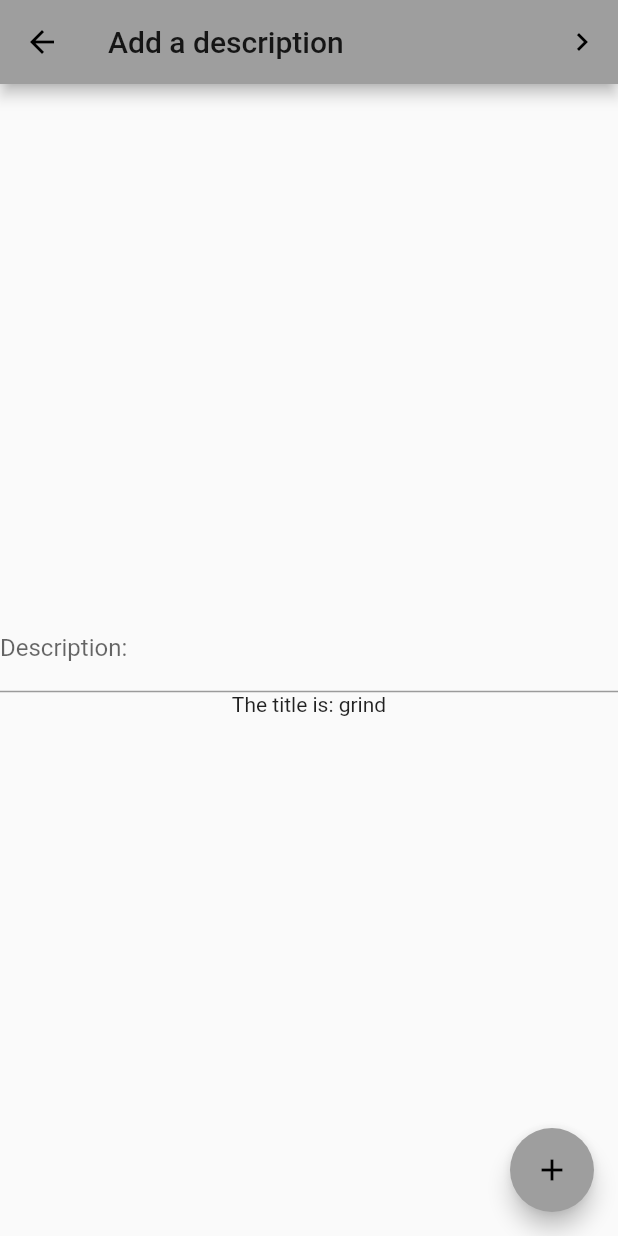
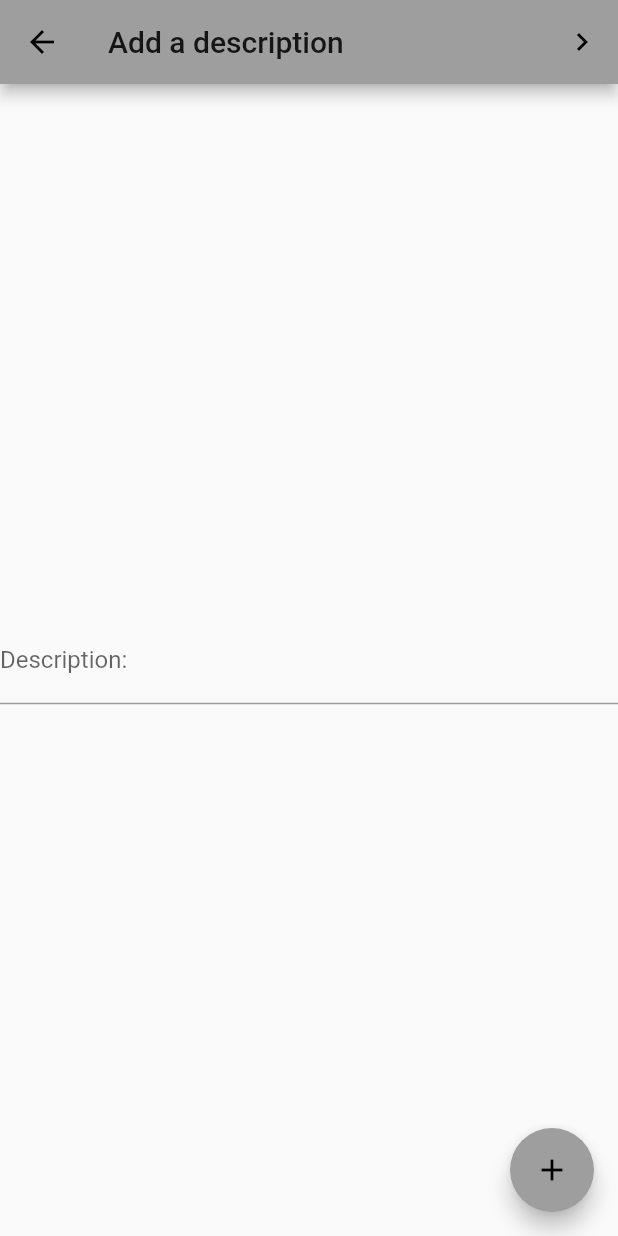
Before and after one commit to charnon1/commit_to_self_flutter, a Flutter app: the TaskTitle screen opened directly, after a tap on the "add" icon, on a phone screen of 412 x 824 dp. Run offline on Flutter 3.47's test engine with Material 2 defaults, Android fonts, the phone set to English and light mode, and no system bars.

Commit message:
task passing correctly all the way through

```diff
--- a/lib/task.dart
+++ b/lib/task.dart
@@ -26,6 +26,15 @@ class Task{
     _amount = amount;
   }
 
+    String get title {
+    return _title;
+  }
+
+  String get description {
+    return _description;
+  }
+
+
 
 
 }
--- a/lib/taskduedate.dart
+++ b/lib/taskduedate.dart
@@ -1,12 +1,20 @@
 import 'package:flutter/material.dart';
+import "./task.dart";
 
 import "./taskAmount.dart";
 class TaskDueDate extends StatelessWidget {
 
-  String title= "";
+  Task newTask = new Task("","","",0);
 
-  TaskDueDate(String title){
-    this.title = title;
+  TaskDueDate(Task newTask){
+    if(newTask != null){
+      print("newTask is not null. assigning...");
+      print("newTask title: " + newTask.title);
+      this.newTask = newTask;
+
+    }else{
+      print("newTask is null in dueDate page");
+    }
   }
 
   @override
@@ -31,9 +39,11 @@ class TaskDueDate extends StatelessWidget {
               decoration: InputDecoration(
                 labelText: "Description:",
               ),
+              onChanged: (description){
+                this.newTask.description = description;
+              },
             ),
-          title != "" ? Text("The title is: " + title) : Text("There is no title")
-
+          // title != "" ? Text("The title is: " + title) : Text("There is no title")
           ],
         ),
       ),
@@ -41,7 +51,7 @@ class TaskDueDate extends StatelessWidget {
         onPressed: () {
           Navigator.push(
             context,
-            MaterialPageRoute(builder: (context) => TaskAmount("today")),
+            MaterialPageRoute(builder: (context) => TaskAmount(newTask)),
           );
         },
         tooltip: 'Add Description',
--- a/lib/tasktitle.dart
+++ b/lib/tasktitle.dart
@@ -5,7 +5,7 @@ import "./task.dart";
 
 class TaskTitle extends StatelessWidget {
 
-  Task newTask;
+  Task newTask = new Task("","","",0);
 
   @override
   Widget build(BuildContext context) {
@@ -31,6 +31,7 @@ class TaskTitle extends StatelessWidget {
               ),
               onChanged: (text){
                 this.newTask.title = text;
+                print("title set in title page");
               },
             ),
 
@@ -41,7 +42,7 @@ class TaskTitle extends StatelessWidget {
         onPressed: () {
           Navigator.push(
             context,
-            MaterialPageRoute(builder: (context) => TaskDueDate("grind")),
+            MaterialPageRoute(builder: (context) => TaskDueDate(newTask)),
           );
         },
         tooltip: 'Add Title',
```
Also changed, not shown: lib/main.dart (+32 -17 lines), lib/taskamount.dart (+10 -5 lines), flutter_01.png (added).
